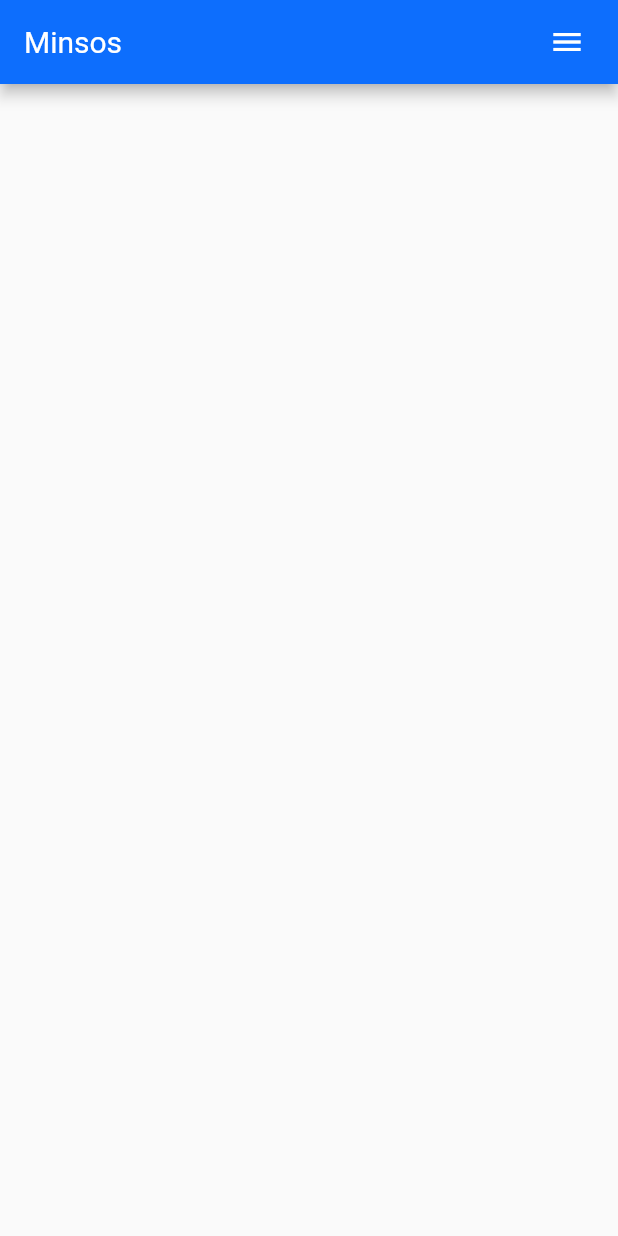
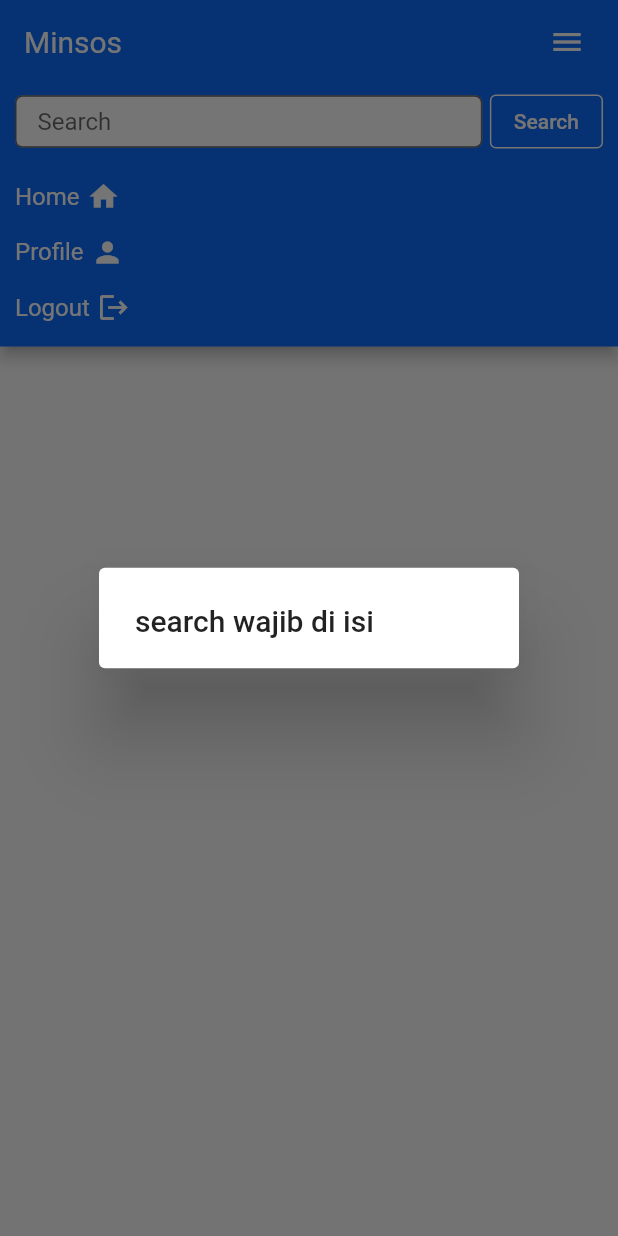
Before and after one commit to AhmadIkbalDjaya/MiniSosmed-mobile, a Flutter app: the screen it shows after launch, after a tap on the "menu" icon, after a tap on "Search", on a phone screen of 412 x 824 dp. Run offline on Flutter 3.47's test engine with Material 2 defaults, Android fonts, the phone set to English and light mode, and no system bars; missing offline and left inert: dart:js; accounts and stored records are empty; network calls fail.

Commit message:
search page fix

```diff
--- a/lib/controller/UserController.dart
+++ b/lib/controller/UserController.dart
@@ -36,6 +36,7 @@ class UserContoller {
             "Bearer 5|cozezdjIgxLsIRjjBkPw63gEupv0nhHqKoeNpExi",
       },
     );
+    print(response.body);
     return response;
   }
 
--- a/lib/main.dart
+++ b/lib/main.dart
@@ -20,7 +20,7 @@ class MyApp extends StatelessWidget {
       debugShowCheckedModeBanner: false,
       // color: Color.fromARGB(255, 240, 242, 245),
       color: Colors.grey,
-      home: HomaPage(),
+      home: SearchPage(query: "a"),
     );
   }
 }
--- a/lib/model/users.dart
+++ b/lib/model/users.dart
@@ -1,36 +1,40 @@
 class Users {
   int? id;
+  String? username;
   String? name;
-  String? username;
-  String? email;
-  String? createdAt;
-  String? updatedAt;
+  String? profileImage;
+  int? followers;
+  int? follows;
+  bool? hasFollow;
 
   Users(
       {this.id,
+      this.username,
       this.name,
-      this.username,
-      this.email,
-      this.createdAt,
-      this.updatedAt});
+      this.profileImage,
+      this.followers,
+      this.follows,
+      this.hasFollow});
 
   Users.fromJson(Map<String, dynamic> json) {
     id = json['id'];
+    username = json['username'];
     name = json['name'];
-    username = json['username'];
-    email = json['email'];
-    createdAt = json['created_at'];
-    updatedAt = json['updated_at'];
+    profileImage = json['profile_image'];
+    followers = json['followers'];
+    follows = json['follows'];
+    hasFollow = json['has_follow'];
   }
 
   Map<String, dynamic> toJson() {
     final Map<String, dynamic> data = new Map<String, dynamic>();
     data['id'] = this.id;
+    data['username'] = this.username;
     data['name'] = this.name;
-    data['username'] = this.username;
-    data['email'] = this.email;
-    data['created_at'] = this.createdAt;
-    data['updated_at'] = this.updatedAt;
+    data['profile_image'] = this.profileImage;
+    data['followers'] = this.followers;
+    data['follows'] = this.follows;
+    data['has_follow'] = this.hasFollow;
     return data;
   }
 }
--- a/lib/pages/home_page.dart
+++ b/lib/pages/home_page.dart
@@ -94,7 +94,7 @@ class _HomaPageState extends State<HomaPage> {
                               Navigator.push(
                                 context,
                                 MaterialPageRoute(
-                                  builder: (context) => SearchPage(),
+                                  builder: (context) => SearchPage(query: 'a',),
                                 ),
                               );
                             },
--- a/lib/pages/profile_page.dart
+++ b/lib/pages/profile_page.dart
@@ -53,7 +53,7 @@ class _ProfilePageState extends State<ProfilePage> {
       });
     } catch (e) {
       // print("Error fetching data: $e");
-      // throw Exception("Error fetching data: $e");
+      throw Exception("Error fetching data: $e");
     }
   }
 
--- a/lib/pages/search_page.dart
+++ b/lib/pages/search_page.dart
@@ -7,7 +7,8 @@ import 'package:mini_sosmed/pages/login_page.dart';
 import 'package:mini_sosmed/pages/profile_page.dart';
 
 class SearchPage extends StatefulWidget {
-  const SearchPage({super.key});
+  SearchPage({super.key, required this.query});
+  String query;
 
   @override
   State<SearchPage> createState() => _SearchPageState();
@@ -17,19 +18,22 @@ class _SearchPageState extends State<SearchPage> {
   bool showBottomAppBar = false;
   final controller = UserContoller();
   List<Users> users = [];
+  // String defQuery = "";
 
   final searchController = TextEditingController();
   @override
   void initState() {
     super.initState();
-    // fetchData();
+    fetchSearchUser();
   }
 
-  Future<void> fetchSearchUser(String query) async {
+  Future<void> fetchSearchUser([String? query]) async {
     try {
-      List<Users> fetchUsers = await controller.searchUser(query);
+      List<Users> fetchUsers =
+          await controller.searchUser(query ?? widget.query);
       setState(() {
         users = fetchUsers;
+        // defQuery = query!;
       });
     } catch (error) {
       print('Error fetching data: $error');
@@ -97,10 +101,22 @@ class _SearchPageState extends State<SearchPage> {
                           SizedBox(width: 5),
                           OutlinedButton(
                             onPressed: () {
-                              print(searchController.text);
-                              setState(() {
-                                fetchSearchUser(searchController.text);
-                              });
+                              // print(searchController.text);
+                              if (searchController.text == '') {
+                                showDialog(
+                                  context: context,
+                                  builder: (context) {
+                                    return AlertDialog(
+                                      title: Text("search wajib di isi"),
+                                    );
+                                  },
+                                );
+                              } else {
+                                setState(() {
+                                  fetchSearchUser(searchController.text);
+                                  widget.query = searchController.text;
+                                });
+                              }
                               // print(searchController.value);
                               // searchController(value);
                             },
@@ -212,7 +228,10 @@ class _SearchPageState extends State<SearchPage> {
           // print(users);
           final user = users[index];
           // return Text("${user.username}");
-          return PersonBox(user: user);
+          return PersonBox(
+            user: user,
+            fetchData: fetchSearchUser,
+          );
           // return Coba(user: user);
         },
       ),
```
Also changed, not shown: lib/components/person_box.dart (+19 -4 lines).
